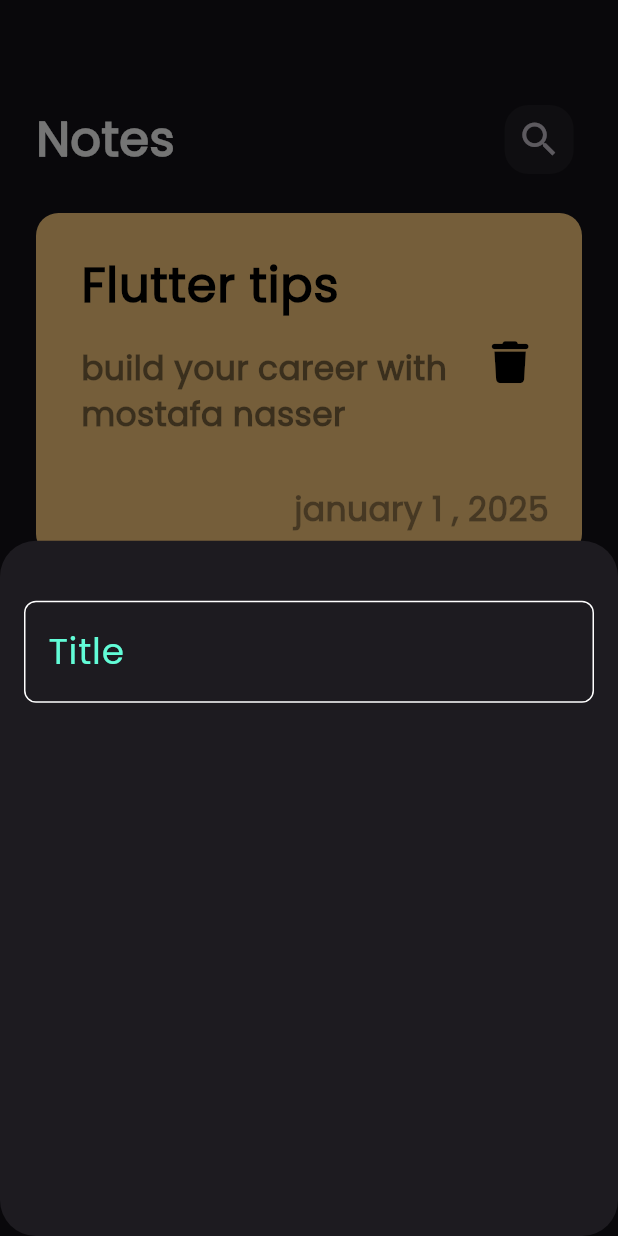
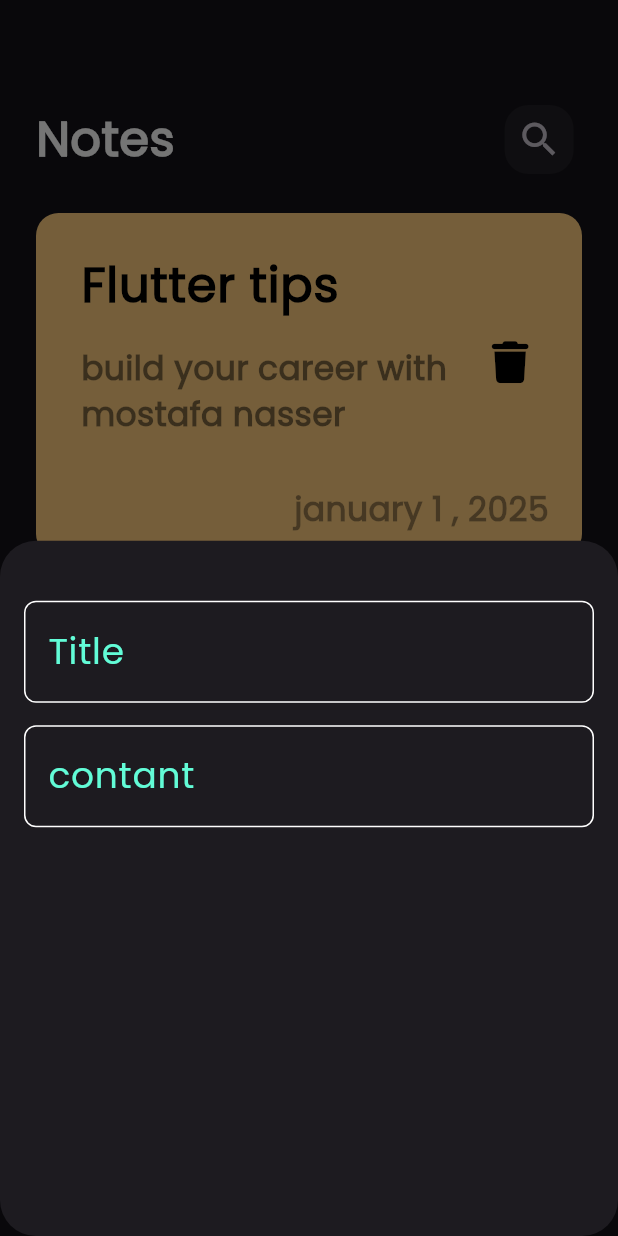
Before and after one commit to MoastafaNasser/noteapp, a Flutter app: the screen it shows after launch, after a tap on the "add" icon, on a phone screen of 412 x 824 dp. Run offline on Flutter 3.47's test engine with Material 3 defaults, Android fonts, the phone set to English and light mode, and no system bars; our stand-ins replace font_awesome_flutter.

Commit message:
add norte Botton sheet

```diff
--- a/lib/widgets/Add_Note_Bottom_Sheet.dart
+++ b/lib/widgets/Add_Note_Bottom_Sheet.dart
@@ -1,6 +1,6 @@
 import 'package:flutter/material.dart';
 import 'package:notesapp/widgets/Cutom_Text_Field.dart';
-import 'package:notesapp/widgets/contstant.dart';
+
 
 class AddNoteBottomSheet extends StatelessWidget {
   const AddNoteBottomSheet({super.key});
@@ -14,7 +14,16 @@ class AddNoteBottomSheet extends StatelessWidget {
           SizedBox(
             height: 24,
           ),
-          CutomTextField(),
+          CutomTextField(
+            Hint: "Title",
+          ),
+          SizedBox(
+            height: 15,
+          ),
+          CutomTextField(
+            Hint: "contant",
+            maxLines: 5,
+          ),
         ],
       ),
     );
--- a/lib/widgets/Cutom_Text_Field.dart
+++ b/lib/widgets/Cutom_Text_Field.dart
@@ -3,7 +3,9 @@ import 'package:flutter/material.dart';
 import 'package:notesapp/widgets/contstant.dart';
 
 class CutomTextField extends StatelessWidget {
-  const CutomTextField({super.key});
+  const CutomTextField({super.key, required this.Hint,  this.maxLines = 1});
+  final String Hint ;
+  final int maxLines ;
 
   @override
   Widget build(BuildContext context) {
@@ -11,7 +13,7 @@ class CutomTextField extends StatelessWidget {
       cursorColor: Kprimarycolor,
 
       decoration: InputDecoration(
-        hintText: "Title",
+        hintText: Hint,
         hintStyle: TextStyle(color: Kprimarycolor , fontSize: 24),
         border: buildBorder(),
         enabledBorder: buildBorder(),
```
